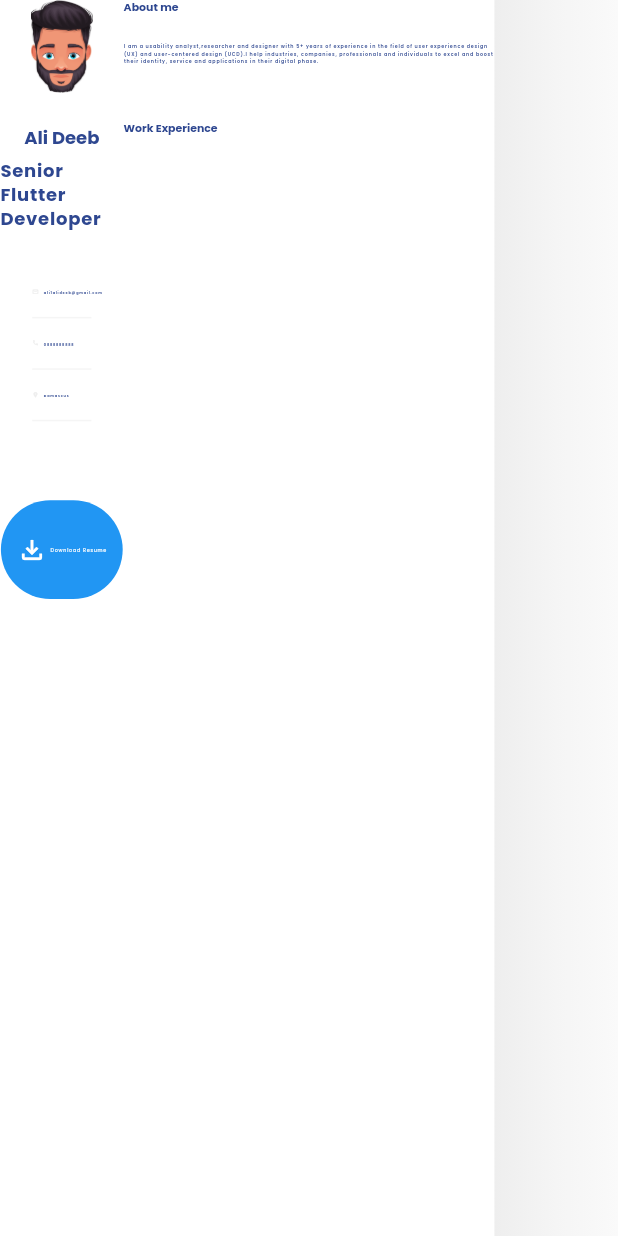
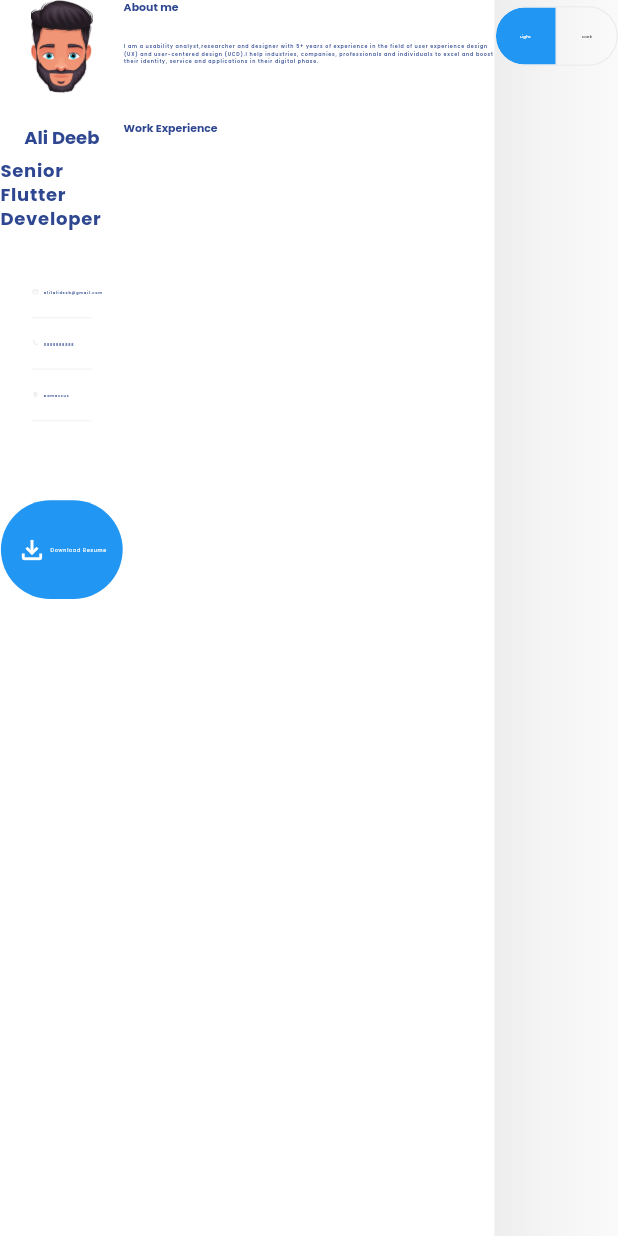
Before and after one commit to AliDeeb/my-portfolio, a Flutter app: the screen it shows after launch, on a phone screen of 412 x 824 dp. Run offline on Flutter 3.47's test engine with Material 3 defaults, Android fonts, the phone set to English and light mode, and no system bars; our stand-ins replace flutter_screenutil, google_fonts.

Commit message:
added theme switcher.

```diff
--- /dev/null
+++ b/lib/core/providers/theme_provider.dart
@@ -0,0 +1,12 @@
+import 'package:flutter/material.dart';
+
+class ThemeProvider extends ChangeNotifier {
+  ThemeMode _currentTheme = ThemeMode.light;
+
+  ThemeMode get currentTheme => _currentTheme;
+  set currentTheme(ThemeMode v) {
+    if (v == _currentTheme) return;
+    _currentTheme = v;
+    notifyListeners();
+  }
+}
--- a/lib/main.dart
+++ b/lib/main.dart
@@ -1,7 +1,9 @@
 import 'package:flutter/material.dart';
 import 'package:flutter_screenutil/flutter_screenutil.dart';
-import 'package:my_portfolio/core/theme/themes_data.dart';
+import 'package:provider/provider.dart';
 
+import 'core/providers/theme_provider.dart';
+import 'core/theme/themes_data.dart';
 import 'screens/home_screen.dart';
 
 void main() {
@@ -13,13 +15,24 @@ class MyApp extends StatelessWidget {
 
   @override
   Widget build(BuildContext context) {
+    return ChangeNotifierProvider(
+      create: (context) => ThemeProvider(),
+      builder: (context, child) {
+        return Consumer<ThemeProvider>(
+          builder: (context, value, _) {
             return ScreenUtilInit(
               designSize: const Size(1920, 1080),
               builder: (context, child) => MaterialApp(
-        theme: ThemesData.lightTheme,
+                theme: value.currentTheme == ThemeMode.light
+                    ? ThemesData.lightTheme
+                    : ThemesData.darkTheme,
                 debugShowCheckedModeBanner: false,
                 home: const HomeScreen(),
               ),
             );
+          },
+        );
+      },
+    );
   }
 }
--- a/lib/screens/home_screen.dart
+++ b/lib/screens/home_screen.dart
@@ -1,9 +1,9 @@
 import 'package:flutter/material.dart';
 import 'package:flutter_screenutil/flutter_screenutil.dart';
-import 'package:my_portfolio/core/theme/custom_theme_colors.dart';
 
 import 'widgets/about_me_widget.dart';
 import 'widgets/personal_info_widget.dart';
+import 'widgets/tools_widget.dart';
 import 'widgets/work_experience_widget.dart';
 
 class HomeScreen extends StatefulWidget {
@@ -33,16 +33,7 @@ class _HomeScreenState extends State<HomeScreen> {
                 ],
               ),
             ),
-            Expanded(
-              flex: 1,
-              child: Container(
-                height: 1.sh,
-                decoration: BoxDecoration(
-                    gradient: Theme.of(context)
-                        .extension<CustomThemeColors>()
-                        ?.toolsSectionGradient),
-              ),
-            ),
+            const Expanded(flex: 1, child: ToolsWidget()),
           ],
         ),
       ),
--- /dev/null
+++ b/lib/screens/widgets/theme_switcher.dart
@@ -0,0 +1,62 @@
+import 'package:flutter/material.dart';
+import 'package:provider/provider.dart';
+
+import '../../core/constants/app_colors.dart';
+import '../../core/providers/theme_provider.dart';
+
+class ThemeSwitcher extends StatefulWidget {
+  const ThemeSwitcher({super.key});
+
+  @override
+  State<ThemeSwitcher> createState() => _ThemeSwitcherState();
+}
+
+class _ThemeSwitcherState extends State<ThemeSwitcher> {
+  @override
+  Widget build(BuildContext context) {
+    context.select<ThemeProvider, ThemeMode>((p) => p.currentTheme);
+
+    return SegmentedButton<ThemeMode>(
+      showSelectedIcon: false,
+      style: ButtonStyle(
+        foregroundColor: MaterialStateProperty.resolveWith<Color>(
+          (Set<MaterialState> states) {
+            if (states.contains(MaterialState.selected)) {
+              return Colors.white;
+            }
+            return context.read<ThemeProvider>().currentTheme == ThemeMode.light
+                ? Colors.black
+                : Colors.white;
+          },
+        ),
+        backgroundColor: MaterialStateProperty.resolveWith<Color>(
+          (Set<MaterialState> states) {
+            if (states.contains(MaterialState.selected)) {
+              return Colors.blue;
+            }
+            return Colors.transparent;
+          },
+        ),
+        side: const MaterialStatePropertyAll(
+          BorderSide(
+            color: AppColors.greyColor200,
+          ),
+        ),
+      ),
+      segments: const [
+        ButtonSegment(
+          value: ThemeMode.light,
+          label: Text("Light"),
+        ),
+        ButtonSegment(
+          value: ThemeMode.dark,
+          label: Text("Dark"),
+        ),
+      ],
+      selected: {context.read<ThemeProvider>().currentTheme},
+      onSelectionChanged: (data) {
+        context.read<ThemeProvider>().currentTheme = data.first;
+      },
+    );
+  }
+}
--- /dev/null
+++ b/lib/screens/widgets/tools_widget.dart
@@ -0,0 +1,29 @@
+import 'package:flutter/material.dart';
+import 'package:flutter_screenutil/flutter_screenutil.dart';
+
+import '../../core/theme/custom_theme_colors.dart';
+import 'theme_switcher.dart';
+
+class ToolsWidget extends StatefulWidget {
+  const ToolsWidget({super.key});
+
+  @override
+  State<ToolsWidget> createState() => _ToolsWidgetState();
+}
+
+class _ToolsWidgetState extends State<ToolsWidget> {
+  @override
+  Widget build(BuildContext context) {
+    final gradient =
+        Theme.of(context).extension<CustomThemeColors>()?.toolsSectionGradient;
+    return Container(
+      height: 1.sh,
+      decoration: BoxDecoration(gradient: gradient),
+      child: const Column(
+        children: [
+          ThemeSwitcher(),
+        ],
+      ),
+    );
+  }
+}
--- a/pubspec.yaml
+++ b/pubspec.yaml
@@ -36,6 +36,7 @@ dependencies:
   cupertino_icons: ^1.0.6
   google_fonts: ^6.2.1
   flutter_screenutil: ^5.9.3
+  provider: ^6.1.2
 
 dev_dependencies:
   flutter_test:
```
Also changed, not shown: pubspec.lock. Lines whose indentation alone changed are shown as unchanged.
